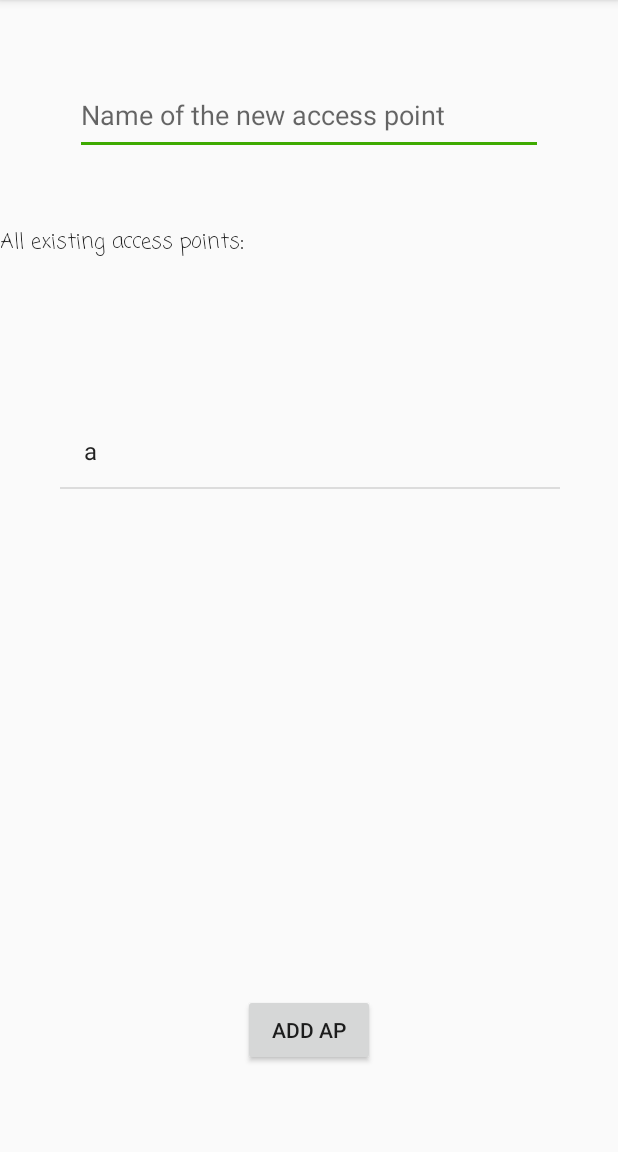
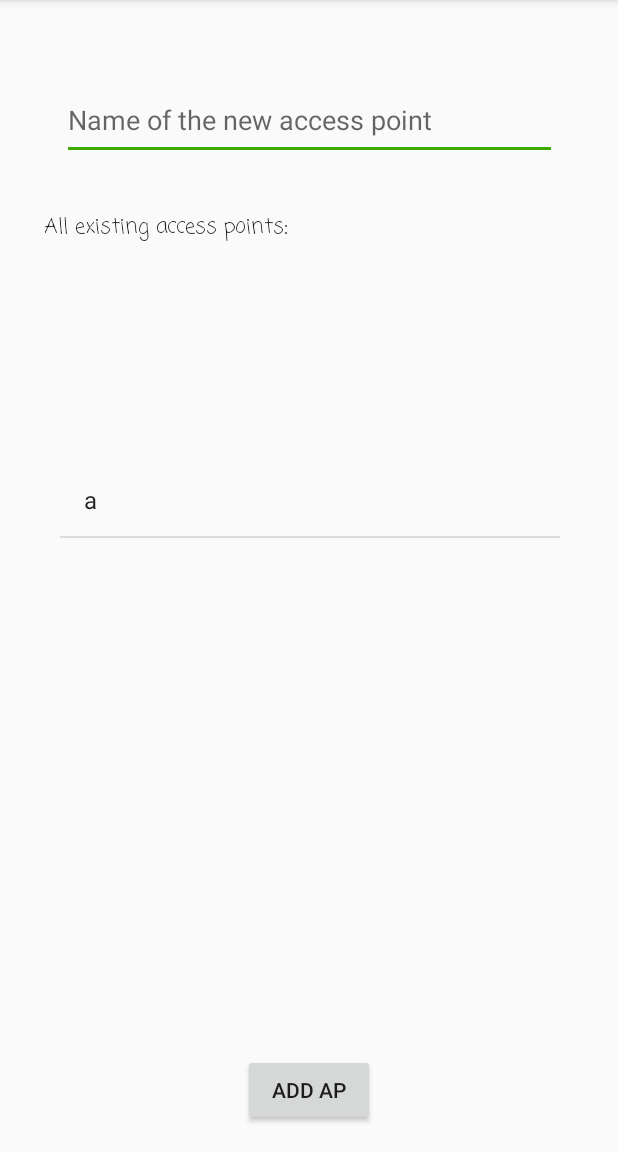
Before and after one commit to AlexanderBacklund/BachelorProject18, an Android app: the data screen opened directly, with no data from a screen before it, on a phone screen of 412 x 824 dp, the part 84-1236 px from its top. Run offline under Robolectric (Android 15) with nearby library versions, the phone set to English and light mode, and no system bars.

Commit message:
updates android app

```diff
--- a/Android/app/src/main/java/com/example/baurre95/my_first_kotlin/calibration.kt
+++ b/Android/app/src/main/java/com/example/baurre95/my_first_kotlin/calibration.kt
@@ -55,10 +55,11 @@ class calibration : AppCompatActivity() {
 
 
     fun startScanning(){
-        Log.d("ALEXANDERBACKLUND", resultList.size.toString())
-        if (resultList.size > 0) {
+        if (resultList.size > 0 || axisList.size > 0) {
             resultList.clear()
+            axisList.clear()
         }
+
         wifiManager.setWifiEnabled(true)
         registerReceiver(broadcastReceiver, IntentFilter(WifiManager.SCAN_RESULTS_AVAILABLE_ACTION))
         val enabled: Boolean = wifiManager.isWifiEnabled()
@@ -80,9 +81,6 @@ class calibration : AppCompatActivity() {
                     break
                 }
             }
-            val dummyList = ArrayList<String>()
-            val dummy_adapter = ArrayAdapter(this, android.R.layout.simple_list_item_1, dummyList)
-            listView_bssid.adapter = dummy_adapter
 
             val adapter = ArrayAdapter(this, android.R.layout.simple_list_item_1, axisList)
             listView_bssid.adapter = adapter
@@ -110,21 +108,6 @@ class calibration : AppCompatActivity() {
         }
         return false
     }
-//    private fun sortScanResultsAfterSignal(scn: ArrayList<ScanResult>): ArrayList<ScanResult> {
-//        val newlist= ArrayList<ScanResult>()
-//        var r = scn[0]
-//        var i: Int = 0
-//        for (res in scn){
-//            if (res.level > r.level && i < 3) {
-//                r = res
-//                i++
-//            }
-//        }
-//        newlist.add(r)
-//
-//
-//        return newlist
-//    }
 
 
 }
--- a/Android/app/src/main/java/com/example/baurre95/my_first_kotlin/data.kt
+++ b/Android/app/src/main/java/com/example/baurre95/my_first_kotlin/data.kt
@@ -3,6 +3,7 @@ package com.example.baurre95.my_first_kotlin
 import android.support.v7.app.AppCompatActivity
 import android.os.Bundle
 import android.os.Handler
+import android.util.Log
 import android.widget.ArrayAdapter
 import android.widget.Toast
 import kotlinx.android.synthetic.main.activity_data.*
@@ -13,22 +14,16 @@ class data : AppCompatActivity() {
     val FILENAME = "accesspoints.txt"
     var myList =  listOf<String>()
 
-    fun printFromFile() {
-        val path = getExternalFilesDir(null)
-        val file = File(path, "Saved Files/" + FILENAME)
-
+    fun printFromFile(file: File) {
         myList = file.readLines()
-        //file.useLines { lines -> myList.addAll(lines) }
-
+        Log.d("TESTING", myList.toString())
         val adapter = ArrayAdapter(this, android.R.layout.simple_list_item_1, myList)
         APlv.adapter = adapter
     }
 
     fun writeToFile(file: File,text: String) {
         file.appendText(text)
-       // FileOutputStream(file).use {
-       //     it.write(text.toByteArray())
-       // }
+
     }
 
     override fun onCreate(savedInstanceState: Bundle?) {
@@ -37,6 +32,7 @@ class data : AppCompatActivity() {
         val path = getExternalFilesDir(null)
 
         val filecheck = File(path.toString() +  "/" + "Saved Files"+ "/" + FILENAME)
+
         if (filecheck.exists()) {
             Toast.makeText(this, "File exists", Toast.LENGTH_SHORT).show()
 
@@ -47,7 +43,7 @@ class data : AppCompatActivity() {
             val file = File(letDirectory, FILENAME)
             writeToFile(file, "a")
         }
-        printFromFile()
+        printFromFile(filecheck)
 
 
 
@@ -57,7 +53,7 @@ class data : AppCompatActivity() {
                 writeToFile(filecheck, textFromET)
                 Handler().postDelayed({
                 }, 500)
-                printFromFile()
+                printFromFile(filecheck)
             }
         }
     }
--- a/Android/app/src/main/res/layout/activity_data.xml
+++ b/Android/app/src/main/res/layout/activity_data.xml
@@ -4,11 +4,12 @@
     xmlns:tools="http://schemas.android.com/tools"
     android:layout_width="match_parent"
     android:layout_height="match_parent"
-    tools:context=".data">
+    tools:context=".data"
+    tools:layout_editor_absoluteY="81dp">
 
     <EditText
         android:id="@+id/APet"
-        android:layout_width="312dp"
+        android:layout_width="330dp"
         android:layout_height="53dp"
         android:layout_marginBottom="8dp"
         android:layout_marginTop="8dp"
@@ -17,10 +18,9 @@
         android:inputType="textPersonName"
         app:layout_constraintBottom_toBottomOf="parent"
         app:layout_constraintEnd_toEndOf="parent"
-        app:layout_constraintHorizontal_bias="0.502"
         app:layout_constraintStart_toStartOf="parent"
         app:layout_constraintTop_toTopOf="parent"
-        app:layout_constraintVertical_bias="0.06" />
+        app:layout_constraintVertical_bias="0.065" />
 
     <Button
         android:id="@+id/APaddbtn"
@@ -32,7 +32,7 @@
         app:layout_constraintBottom_toBottomOf="parent"
         app:layout_constraintEnd_toEndOf="parent"
         app:layout_constraintStart_toStartOf="parent"
-        app:layout_constraintTop_toTopOf="parent"
+        app:layout_constraintTop_toBottomOf="@+id/APlv"
         app:layout_constraintVertical_bias="0.93" />
 
     <TextView
@@ -47,21 +47,22 @@
         app:fontFamily="casual"
         app:layout_constraintBottom_toBottomOf="parent"
         app:layout_constraintEnd_toEndOf="parent"
-        app:layout_constraintHorizontal_bias="0.0"
+        app:layout_constraintHorizontal_bias="0.117"
         app:layout_constraintStart_toStartOf="parent"
-        app:layout_constraintTop_toTopOf="parent"
-        app:layout_constraintVertical_bias="0.197" />
+        app:layout_constraintTop_toBottomOf="@+id/APet"
+        app:layout_constraintVertical_bias="0.042" />
 
     <ListView
         android:id="@+id/APlv"
         android:layout_width="333dp"
-        android:layout_height="221dp"
+        android:layout_height="266dp"
         android:layout_marginBottom="8dp"
+        android:layout_marginTop="8dp"
         app:layout_constraintBottom_toBottomOf="parent"
         app:layout_constraintEnd_toEndOf="parent"
         app:layout_constraintHorizontal_bias="0.509"
         app:layout_constraintStart_toStartOf="parent"
-        app:layout_constraintTop_toTopOf="parent"
+        app:layout_constraintTop_toBottomOf="@+id/APet"
         app:layout_constraintVertical_bias="0.514" />
 
 </android.support.constraint.ConstraintLayout>
```
